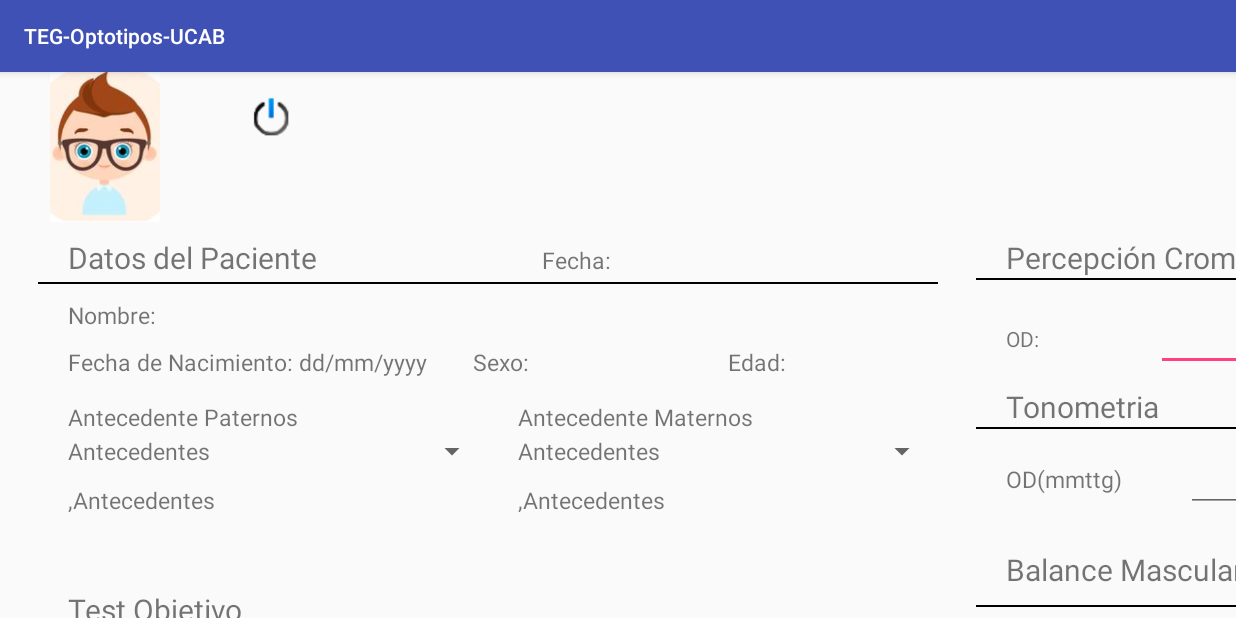
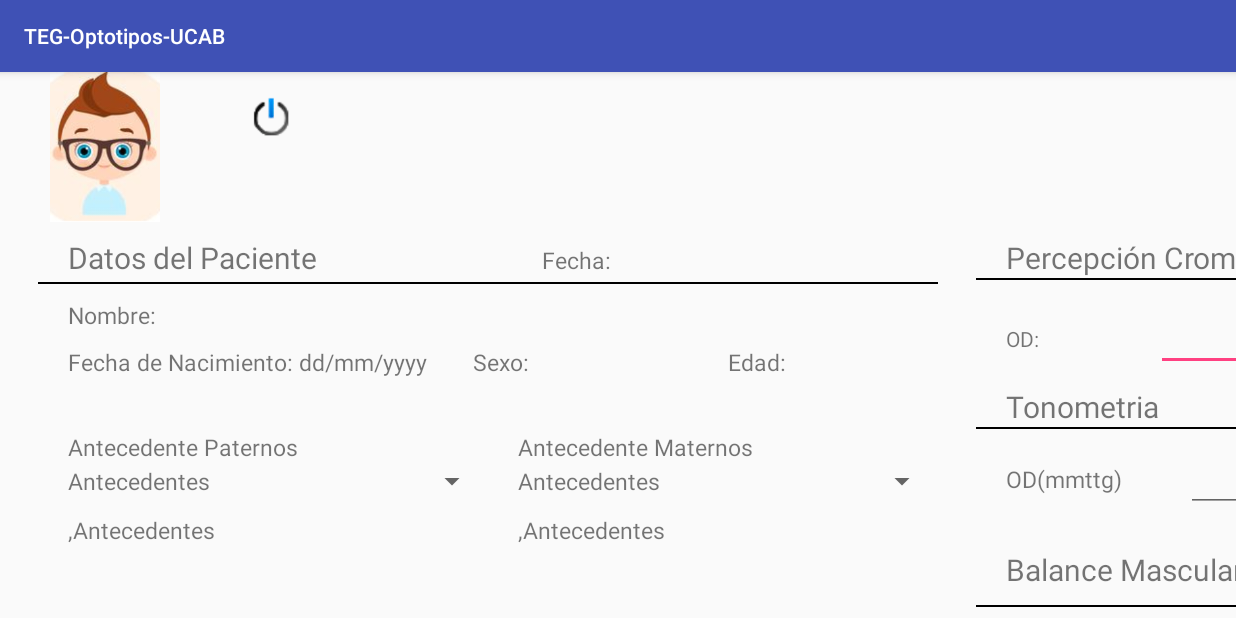
Before and after one commit to edgkid/Tesis-DEV, an Android app: the TestFormActivity screen opened directly, with no data from a screen before it, on a phone screen of 824 x 412 dp (held sideways). Run offline under Robolectric (Android 15) with nearby library versions, the phone set to English and light mode, and no system bars.

Commit message:
ajustes sobre formulario

```diff
--- a/MyApplication/app/src/main/res/layout/activity_test_form.xml
+++ b/MyApplication/app/src/main/res/layout/activity_test_form.xml
@@ -162,7 +162,8 @@
             <LinearLayout
                 android:layout_width="match_parent"
                 android:layout_height="wrap_content"
-                android:orientation="horizontal">
+                android:orientation="horizontal"
+                android:layout_marginTop="20dp">
 
                 <LinearLayout
                     android:layout_width="300dp"
```
